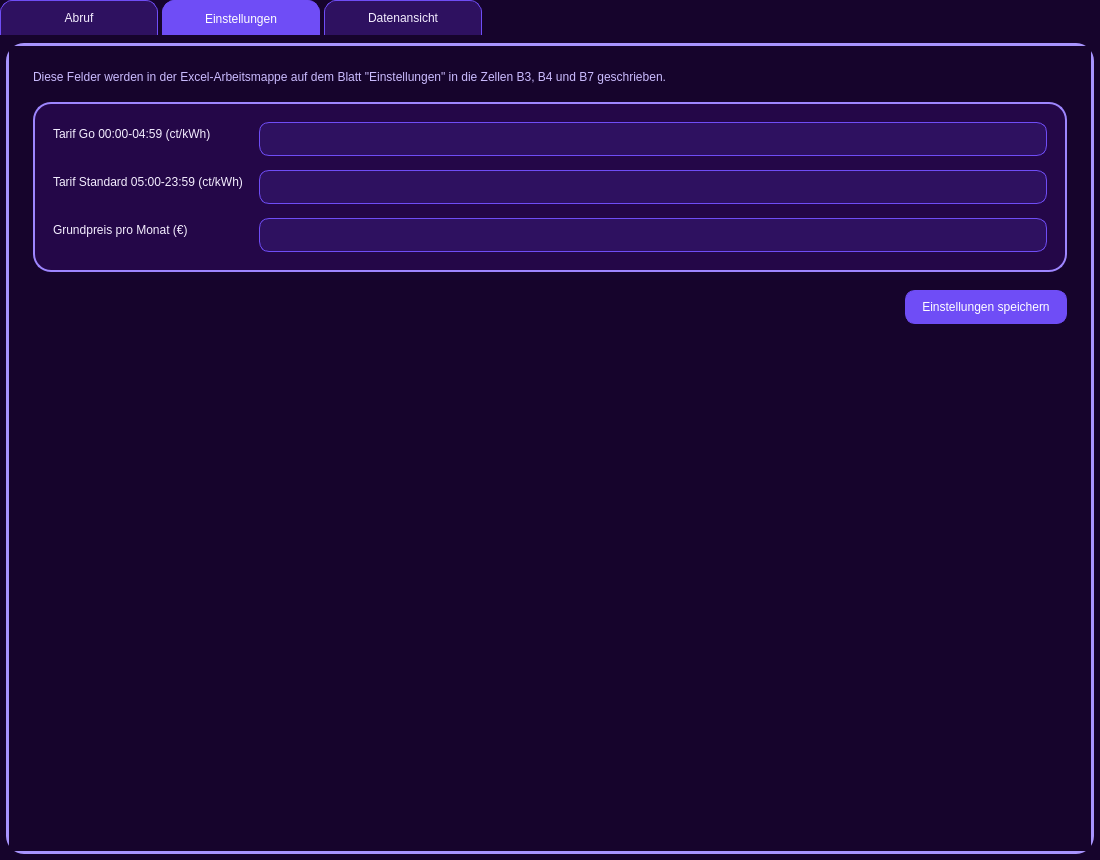
Old version of the form octopusdetool/octopusdetool_gui.ui in the repository bkerler/octopusdetool.
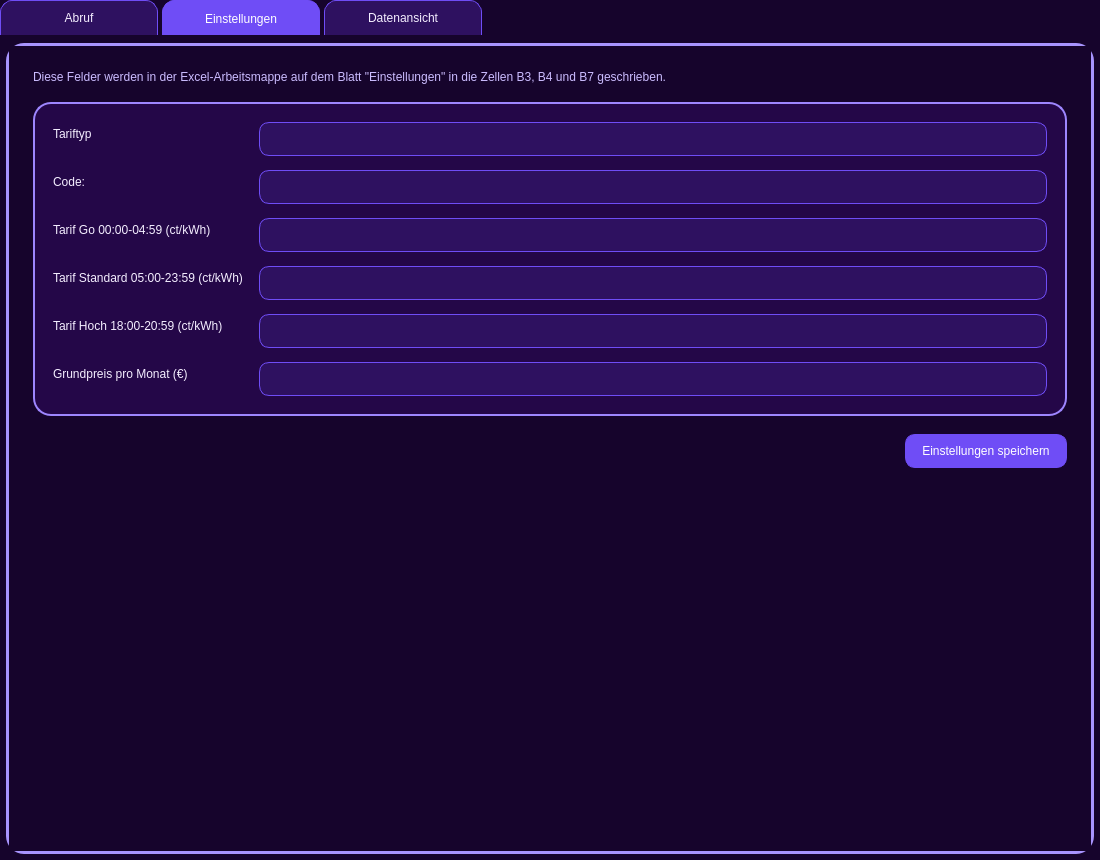
New version of the form. The open tabs and pages were chosen to show the change.

Patch:
```diff
--- a/octopusdetool/octopusdetool_gui.ui
+++ b/octopusdetool/octopusdetool_gui.ui
@@ -876,33 +876,67 @@
            <number>14</number>
           </property>
           <item row="0" column="0">
+           <widget class="QLabel" name="tariffTypeLabel">
+            <property name="text">
+             <string>Tariftyp</string>
+            </property>
+           </widget>
+          </item>
+          <item row="0" column="1">
+           <widget class="QComboBox" name="tariffTypeComboBox"/>
+          </item>
+          <item row="1" column="0">
+           <widget class="QLabel" name="tariffCodeLabel">
+            <property name="text">
+             <string>Code:</string>
+            </property>
+           </widget>
+          </item>
+          <item row="1" column="1">
+           <widget class="QLineEdit" name="tariffCodeLineEdit">
+            <property name="readOnly">
+             <bool>true</bool>
+            </property>
+           </widget>
+          </item>
+          <item row="2" column="0">
            <widget class="QLabel" name="tariffGoLabel">
             <property name="text">
              <string>Tarif Go 00:00-04:59 (ct/kWh)</string>
             </property>
            </widget>
           </item>
-          <item row="0" column="1">
+          <item row="2" column="1">
            <widget class="QLineEdit" name="tariffGoLineEdit"/>
           </item>
-          <item row="1" column="0">
+          <item row="3" column="0">
            <widget class="QLabel" name="tariffStandardLabel">
             <property name="text">
              <string>Tarif Standard 05:00-23:59 (ct/kWh)</string>
             </property>
            </widget>
           </item>
-          <item row="1" column="1">
+          <item row="3" column="1">
            <widget class="QLineEdit" name="tariffStandardLineEdit"/>
           </item>
-          <item row="2" column="0">
+          <item row="4" column="0">
+           <widget class="QLabel" name="tariffHighLabel">
+            <property name="text">
+             <string>Tarif Hoch 18:00-20:59 (ct/kWh)</string>
+            </property>
+           </widget>
+          </item>
+          <item row="4" column="1">
+           <widget class="QLineEdit" name="tariffHighLineEdit"/>
+          </item>
+          <item row="5" column="0">
            <widget class="QLabel" name="basePriceLabel">
             <property name="text">
              <string>Grundpreis pro Monat (€)</string>
             </property>
            </widget>
           </item>
-          <item row="2" column="1">
+          <item row="5" column="1">
            <widget class="QLineEdit" name="basePriceLineEdit"/>
           </item>
          </layout>
```
Left out of the diff: 4 changed lines with no effect on the pictures.
